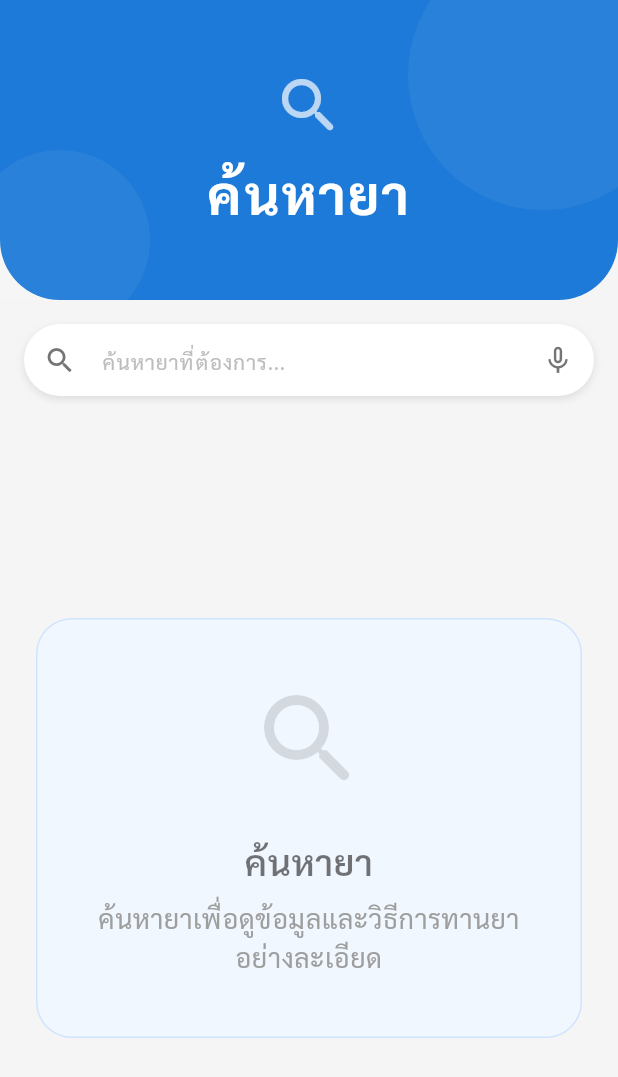
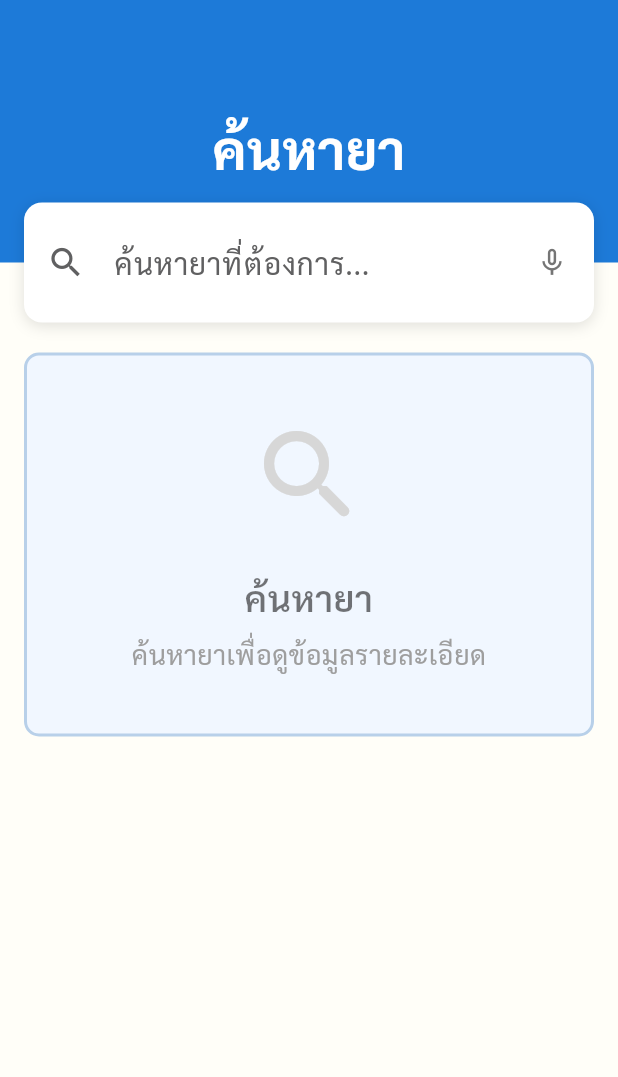
Before and after one commit to bbellechy/senoir-capYaDoo, a Flutter app: the SearchPage screen opened by its route, on a phone screen of 412 x 824 dp. Shown: the top 1077 px of the screen. Run offline on Flutter 3.47's test engine with Material 3 defaults, Android fonts, the phone set to English and light mode, and no system bars; our stand-ins replace flutter_local_notifications, flutter_secure_storage, flutter_timezone, flutter_tts, fluttertoast, image_picker and 3 more; missing offline and left inert: flutter_rounded_date_picker, record; accounts and stored records are empty; network calls fail.

Commit message:
fix UI SearchPage

```diff
--- a/lib/core/widgets/app_empty_card.dart
+++ b/lib/core/widgets/app_empty_card.dart
@@ -6,6 +6,10 @@ class AppEmptyCard extends StatelessWidget {
   final String subtitle;
   final IconData? icon;
   final VoidCallback? onAddPressed;
+  final Color? iconColor;
+  final Color? borderColor;
+  final double borderRadius;
+  final double borderWidth;
 
   const AppEmptyCard({
     super.key,
@@ -13,6 +17,10 @@ class AppEmptyCard extends StatelessWidget {
     required this.subtitle,
     this.icon,
     this.onAddPressed,
+    this.iconColor,
+    this.borderColor,
+    this.borderRadius = 24,
+    this.borderWidth = 1,
   });
 
   @override
@@ -22,10 +30,10 @@ class AppEmptyCard extends StatelessWidget {
       padding: const EdgeInsets.symmetric(vertical: 40, horizontal: 24),
       decoration: BoxDecoration(
         color: const Color(0xFFF1F7FF), // Very light blue as in image
-        borderRadius: BorderRadius.circular(24),
+        borderRadius: BorderRadius.circular(borderRadius),
         border: Border.all(
-          color: const Color(0xFFD0E4FF), // Light blue border
-          width: 1,
+          color: borderColor ?? const Color(0xFFD0E4FF),
+          width: borderWidth,
         ),
       ),
       child: Column(
@@ -34,7 +42,7 @@ class AppEmptyCard extends StatelessWidget {
           Icon(
             icon ?? Icons.medication_liquid_outlined,
             size: 80,
-            color: Colors.black12, // Subtle grey icon as in image
+            color: iconColor ?? Colors.black12,
           ),
           const SizedBox(height: 24),
           Text(
--- a/lib/core/widgets/speech_to_text_field.dart
+++ b/lib/core/widgets/speech_to_text_field.dart
@@ -128,6 +128,8 @@ class _SpeechToTextFieldState extends State<SpeechToTextField> {
 
       // Create microphone icon button
       final micIcon = IconButton(
+        padding: EdgeInsets.zero,
+        constraints: const BoxConstraints(minWidth: 48, minHeight: 80),
         icon: Icon(
           _isListening ? Icons.mic : Icons.mic_none,
           color: _isListening
@@ -143,6 +145,7 @@ class _SpeechToTextFieldState extends State<SpeechToTextField> {
       if (existingSuffix != null) {
         combinedSuffix = Row(
           mainAxisSize: MainAxisSize.min,
+          crossAxisAlignment: CrossAxisAlignment.center,
           children: [existingSuffix, micIcon],
         );
       } else {
@@ -164,6 +167,8 @@ class _SpeechToTextFieldState extends State<SpeechToTextField> {
         textInputAction: textField.textInputAction,
         style: textField.style,
         textAlignVertical: textField.textAlignVertical,
+        minLines: 1,
+        maxLines: 1,
         decoration: (decoration ?? const InputDecoration()).copyWith(
           suffixIcon: combinedSuffix,
         ),
--- a/lib/features/search/presentation/pages/search_page.dart
+++ b/lib/features/search/presentation/pages/search_page.dart
@@ -93,7 +93,7 @@ class _SearchPageState extends State<SearchPage> {
         ScaffoldMessenger.of(context).showSnackBar(
           SnackBar(
             content: const Text('ค้นหาไม่สำเร็จ กรุณาลองใหม่อีกครั้ง'),
-            backgroundColor: Colors.red.shade400,
+            backgroundColor: AppColors.error,
           ),
         );
       }
@@ -112,95 +112,64 @@ class _SearchPageState extends State<SearchPage> {
 
   @override
   Widget build(BuildContext context) {
+    const double headerHeight = 175;
+    const double searchBoxHeight = 80;
+
     return Scaffold(
-      backgroundColor: const Color(0xFFF5F5F5),
-      body: Column(
+      backgroundColor: AppColors.offwhite,
+      body: Stack(
         children: [
-          // Top Blue Header
+          Column(
+            children: [
               Container(
-            height: 200,
+                height: headerHeight,
                 width: double.infinity,
-            decoration: const BoxDecoration(
                 color: AppColors.primaryBlue,
-              borderRadius: BorderRadius.only(
-                bottomLeft: Radius.circular(40),
-                bottomRight: Radius.circular(40),
-              ),
-            ),
                 child: SafeArea(
                   bottom: false,
                   child: Stack(
                     children: [
-                  // Decorative Circles
                       Positioned(
-                    right: -40,
-                    top: -40,
-                    child: Container(
-                      width: 180,
-                      height: 180,
-                      decoration: BoxDecoration(
-                        shape: BoxShape.circle,
-                        color: Colors.white.withOpacity(0.05),
-                      ),
-                    ),
-                  ),
-                  Positioned(
-                    left: -20,
-                    bottom: -20,
-                    child: Container(
-                      width: 120,
-                      height: 120,
-                      decoration: BoxDecoration(
-                        shape: BoxShape.circle,
-                        color: Colors.white.withOpacity(0.05),
-                      ),
-                    ),
-                  ),
-                  Align(
-                    alignment: Alignment.center,
-                    child: Column(
-                      mainAxisAlignment: MainAxisAlignment.center,
-                      children: [
-                        const Icon(
-                          Icons.search_rounded,
-                          color: Colors.white70,
-                          size: 48,
-                        ),
-                        const SizedBox(height: 8),
-                        const Text(
+                        left: 0,
+                        right: 0,
+                        bottom: (searchBoxHeight / 2) + 12,
+                        child: const Center(
+                          child: Text(
                             'ค้นหายา',
-                          textAlign: TextAlign.center,
                             style: TextStyle(
                               color: Colors.white,
                               fontSize: 36,
                               fontWeight: FontWeight.w700,
                               fontFamily: 'Sarabun',
-                            letterSpacing: 1.2,
                             ),
                           ),
-                      ],
                         ),
                       ),
                     ],
                   ),
                 ),
               ),
-
-          // Search Bar
-          Padding(
-            padding: const EdgeInsets.all(16),
-            child: Row(
-              children: [
               Expanded(
+                child: Padding(
+                  padding: EdgeInsets.only(top: searchBoxHeight / 2 + 12),
+                  child: _buildContent(),
+                ),
+              ),
+            ],
+          ),
+          Positioned(
+            top: headerHeight - (searchBoxHeight / 2),
+            left: 16,
+            right: 16,
             child: Container(
-                    height: 48,
+              height: searchBoxHeight,
               decoration: BoxDecoration(
                 color: Colors.white,
-                      borderRadius: BorderRadius.circular(24),
+                borderRadius: BorderRadius.circular(12),
                 boxShadow: [
                   BoxShadow(
-                          color: Colors.black.withOpacity(0.1),
-                          blurRadius: 4,
+                    color: Colors.black.withOpacity(0.12),
+                    blurRadius: 8,
                     offset: const Offset(0, 2),
                   ),
                 ],
@@ -210,6 +179,8 @@ class _SearchPageState extends State<SearchPage> {
                 onSearch: search,
                 child: TextField(
                   controller: _searchController,
+                  textAlignVertical: TextAlignVertical.center,
+                  style: const TextStyle(fontSize: 16, height: 1.2),
                   onChanged: (value) {
                     if (value.isEmpty) {
                       setState(() {
@@ -220,32 +191,35 @@ class _SearchPageState extends State<SearchPage> {
                   },
                   onSubmitted: (_) => search(),
                   decoration: InputDecoration(
+                    isDense: true,
                     hintText: 'ค้นหายาที่ต้องการ...',
                     hintStyle: TextStyle(
-                            color: Colors.grey.shade400,
-                            fontSize: 14,
+                      color: AppColors.textSub,
+                      fontSize: 20,
                     ),
                     prefixIcon: Icon(
                       Icons.search,
-                            color: Colors.grey.shade600,
-                            size: 22,
+                      color: AppColors.textSub,
+                      size: 26,
+                    ),
+                    prefixIconConstraints: const BoxConstraints(
+                      minWidth: 56,
+                      minHeight: 80,
+                    ),
+                    suffixIconConstraints: const BoxConstraints(
+                      minWidth: 56,
+                      minHeight: 80,
                     ),
                     border: InputBorder.none,
                     contentPadding: const EdgeInsets.symmetric(
-                            horizontal: 16,
-                            vertical: 12,
+                      horizontal: 12,
+                      vertical: 0,
                     ),
                   ),
                 ),
               ),
             ),
           ),
-              ],
-            ),
-          ),
-
-          // Content Section
-          Expanded(child: _buildContent()),
         ],
       ),
     );
@@ -258,13 +232,13 @@ class _SearchPageState extends State<SearchPage> {
           mainAxisAlignment: MainAxisAlignment.center,
           children: [
             CircularProgressIndicator(
-              color: const Color(0xFF2196F3),
+              color: AppColors.primaryBlue,
               strokeWidth: 3,
             ),
             const SizedBox(height: 16),
             Text(
               'กำลังค้นหา...',
-              style: TextStyle(color: Colors.grey.shade600, fontSize: 14),
+              style: TextStyle(color: AppColors.textSub, fontSize: 14),
             ),
           ],
         ),
@@ -273,12 +247,17 @@ class _SearchPageState extends State<SearchPage> {
 
     if (!hasSearched) {
       return Padding(
-        padding: const EdgeInsets.all(24.0),
-        child: Center(
+        padding: const EdgeInsets.fromLTRB(16, 8, 16, 24),
+        child: Align(
+          alignment: Alignment.topCenter,
           child: AppEmptyCard(
             icon: Icons.search_rounded,
             title: 'ค้นหายา',
-            subtitle: 'ค้นหายาเพื่อดูข้อมูลและวิธีการทานยาอย่างละเอียด',
+            subtitle: 'ค้นหายาเพื่อดูข้อมูลรายละเอียด',
+            iconColor: AppColors.textSublest,
+            borderColor: AppColors.blueBorder,
+            borderRadius: 10,
+            borderWidth: 2,
           ),
         ),
       );
@@ -286,12 +265,17 @@ class _SearchPageState extends State<SearchPage> {
 
     if (results.isEmpty) {
       return Padding(
-        padding: const EdgeInsets.all(24.0),
-        child: Center(
+        padding: const EdgeInsets.fromLTRB(16, 8, 16, 24),
+        child: Align(
+          alignment: Alignment.topCenter,
           child: AppEmptyCard(
             icon: Icons.search_off_rounded,
             title: 'ไม่พบรายการยา',
             subtitle: 'ไม่พบยาที่คุณค้นหา กรุณาลองตรวจสอบชื่อยาอีกครั้ง',
+            iconColor: AppColors.textSublest,
+            borderColor: AppColors.blueBorder,
+            borderRadius: 10,
+            borderWidth: 2,
           ),
         ),
       );
@@ -359,7 +343,7 @@ class _SearchPageState extends State<SearchPage> {
                           'รูปแบบยา: ${displayDoseForm(medication.doseFormTh, medication.doseFormEn)}',
                           style: TextStyle(
                             fontSize: 14,
-                            color: Colors.grey.shade600,
+                            color: AppColors.textSublest,
                           ),
                           maxLines: 1,
                           overflow: TextOverflow.ellipsis,
@@ -370,7 +354,7 @@ class _SearchPageState extends State<SearchPage> {
                         'สรรพคุณ: ${medication.indication ?? "-"}',
                         style: TextStyle(
                           fontSize: 16,
-                          color: Colors.grey.shade600,
+                          color: AppColors.textSublest,
                         ),
                         maxLines: 1,
                         overflow: TextOverflow.ellipsis,
@@ -382,7 +366,7 @@ class _SearchPageState extends State<SearchPage> {
                           'การใช้ประโยชน์: ${medication.categoryUse}',
                           style: TextStyle(
                             fontSize: 14,
-                            color: Colors.grey.shade600,
+                            color: AppColors.textSublest,
                           ),
                           maxLines: 1,
                           overflow: TextOverflow.ellipsis,
@@ -391,11 +375,7 @@ class _SearchPageState extends State<SearchPage> {
                     ],
                   ),
                 ),
-                Icon(
-                  Icons.chevron_right,
-                  color: Colors.grey.shade400,
-                  size: 24,
-                ),
+                Icon(Icons.chevron_right, color: AppColors.textSub, size: 24),
               ],
             ),
           ),
```
Lines whose indentation alone changed are shown as unchanged.
